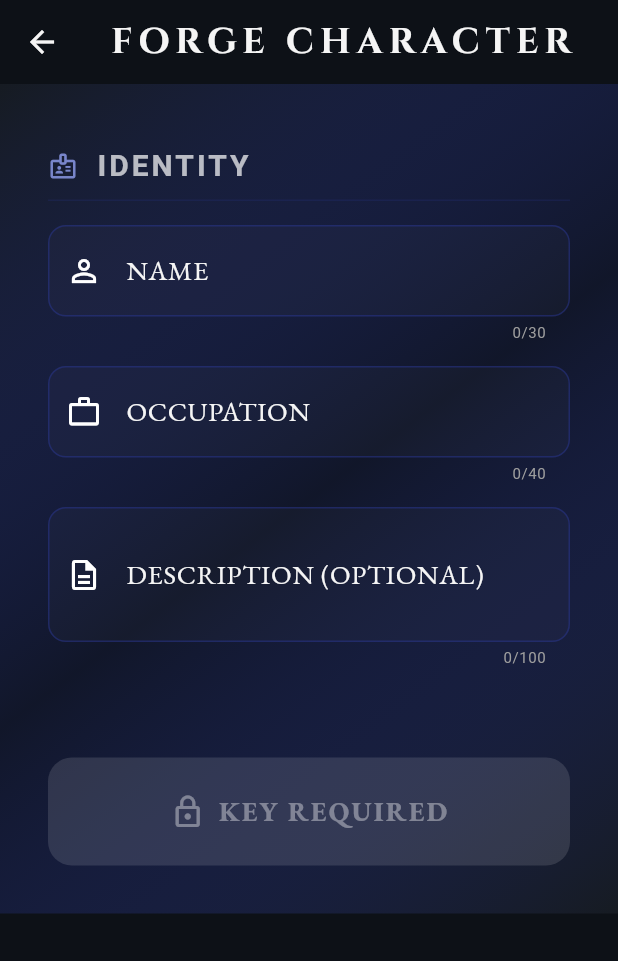
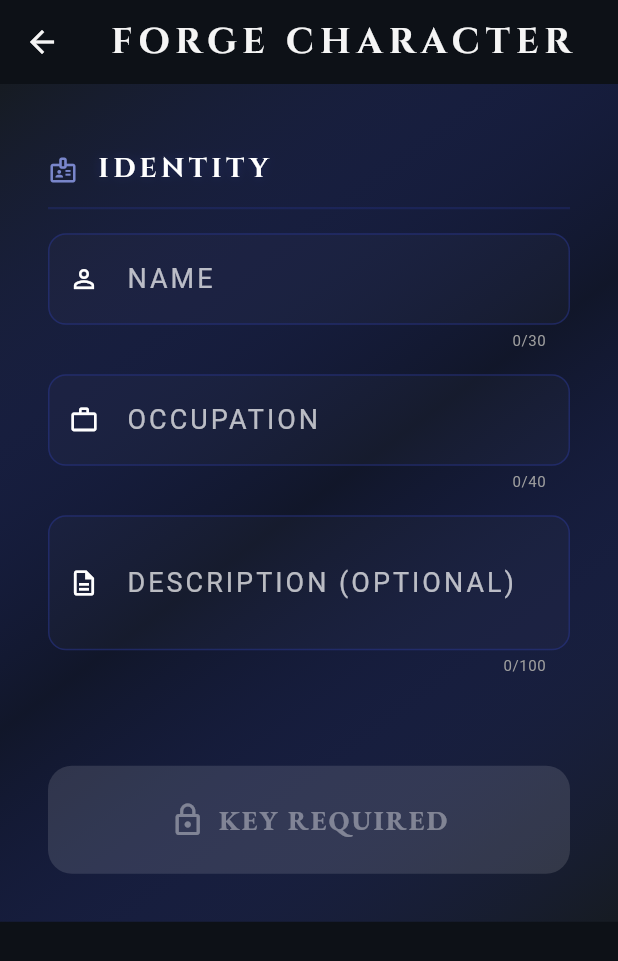
Before and after one commit to RobLobsta/Grim_Fable, a Flutter app: the CharacterCreationScreen screen opened by its route, on a phone screen of 412 x 824 dp. Shown: the top 961 px of the screen. Run offline on Flutter 3.47's test engine with Material 3 defaults, Android fonts, the phone set to English and light mode, and no system bars; our stand-ins replace auto_size_text, dio, flutter_markdown, flutter_riverpod, font_awesome_flutter, go_router and 3 more; accounts and stored records are empty; Roboto replaces fonts that are missing (Grenze).

```diff
--- a/grim_fable/lib/features/character/character_creation_screen.dart
+++ b/grim_fable/lib/features/character/character_creation_screen.dart
@@ -326,12 +326,14 @@ class _CharacterCreationScreenState extends ConsumerState<CharacterCreationScree
                   },
                   decoration: InputDecoration(
                     labelText: 'NAME',
+                    labelStyle: GoogleFonts.grenze(letterSpacing: 2, color: Colors.white70),
                     errorText: _nameError,
-                    prefixIcon: const Icon(Icons.person_outline),
+                    prefixIcon: const Icon(Icons.person_outline, size: 20),
                     counterStyle: const TextStyle(color: Colors.grey, fontSize: 10),
                     fillColor: _backstoryAccepted ? Colors.white.withValues(alpha: 0.05) : Colors.white.withValues(alpha: 0.02),
                     filled: true,
-                    border: OutlineInputBorder(borderRadius: BorderRadius.circular(16)),
+                    border: OutlineInputBorder(borderRadius: BorderRadius.circular(16), borderSide: BorderSide(color: Theme.of(context).colorScheme.primary.withValues(alpha: 0.3))),
+                    focusedBorder: OutlineInputBorder(borderRadius: BorderRadius.circular(16), borderSide: BorderSide(color: Theme.of(context).colorScheme.tertiary, width: 2)),
                   ),
                   style: GoogleFonts.grenze(fontSize: 18, letterSpacing: 1.2),
                   validator: (value) {
@@ -354,12 +356,14 @@ class _CharacterCreationScreenState extends ConsumerState<CharacterCreationScree
                   },
                   decoration: InputDecoration(
                     labelText: 'OCCUPATION',
+                    labelStyle: GoogleFonts.grenze(letterSpacing: 2, color: Colors.white70),
                     errorText: _occupationError,
-                    prefixIcon: const Icon(Icons.work_outline),
+                    prefixIcon: const Icon(Icons.work_outline, size: 20),
                     counterStyle: const TextStyle(color: Colors.grey, fontSize: 10),
                     fillColor: _backstoryAccepted ? Colors.white.withValues(alpha: 0.05) : Colors.white.withValues(alpha: 0.02),
                     filled: true,
-                    border: OutlineInputBorder(borderRadius: BorderRadius.circular(16)),
+                    border: OutlineInputBorder(borderRadius: BorderRadius.circular(16), borderSide: BorderSide(color: Theme.of(context).colorScheme.primary.withValues(alpha: 0.3))),
+                    focusedBorder: OutlineInputBorder(borderRadius: BorderRadius.circular(16), borderSide: BorderSide(color: Theme.of(context).colorScheme.tertiary, width: 2)),
                   ),
                   style: GoogleFonts.grenze(fontSize: 18, letterSpacing: 1.2),
                   validator: (value) {
@@ -378,12 +382,14 @@ class _CharacterCreationScreenState extends ConsumerState<CharacterCreationScree
                   readOnly: _backstoryAccepted,
                   decoration: InputDecoration(
                     labelText: 'DESCRIPTION (OPTIONAL)',
-                    prefixIcon: const Icon(Icons.description_outlined),
+                    labelStyle: GoogleFonts.grenze(letterSpacing: 2, color: Colors.white70),
+                    prefixIcon: const Icon(Icons.description_outlined, size: 20),
                     counterStyle: const TextStyle(color: Colors.grey, fontSize: 10),
                     hintText: 'e.g., A weary traveler from the north...',
                     fillColor: _backstoryAccepted ? Colors.white.withValues(alpha: 0.05) : Colors.white.withValues(alpha: 0.02),
                     filled: true,
-                    border: OutlineInputBorder(borderRadius: BorderRadius.circular(16)),
+                    border: OutlineInputBorder(borderRadius: BorderRadius.circular(16), borderSide: BorderSide(color: Theme.of(context).colorScheme.primary.withValues(alpha: 0.3))),
+                    focusedBorder: OutlineInputBorder(borderRadius: BorderRadius.circular(16), borderSide: BorderSide(color: Theme.of(context).colorScheme.tertiary, width: 2)),
                   ),
                   style: GoogleFonts.grenze(fontSize: 18, letterSpacing: 1.2),
                 ),
--- a/grim_fable/lib/shared/widgets/section_header.dart
+++ b/grim_fable/lib/shared/widgets/section_header.dart
@@ -16,12 +16,12 @@ class SectionHeader extends StatelessWidget {
   @override
   Widget build(BuildContext context) {
     return Container(
-      padding: const EdgeInsets.symmetric(vertical: 8),
+      padding: const EdgeInsets.symmetric(vertical: 12),
       decoration: BoxDecoration(
         border: Border(
           bottom: BorderSide(
-            color: Theme.of(context).colorScheme.primary.withValues(alpha: 0.2),
-            width: 1,
+            color: Theme.of(context).colorScheme.primary.withValues(alpha: 0.3),
+            width: 1.5,
           ),
         ),
       ),
@@ -32,11 +32,14 @@ class SectionHeader extends StatelessWidget {
           Expanded(
             child: Text(
               title,
-              style: GoogleFonts.grenze(
-                fontSize: 20,
+              style: GoogleFonts.cinzel(
+                fontSize: 18,
                 fontWeight: FontWeight.bold,
-                letterSpacing: 2,
-                color: Colors.white70,
+                letterSpacing: 3,
+                color: Colors.white,
+                shadows: [
+                  Shadow(color: Theme.of(context).colorScheme.primary.withValues(alpha: 0.4), blurRadius: 8),
+                ],
               ),
               overflow: TextOverflow.ellipsis,
             ),
```
Also changed, not shown: grim_fable/lib/features/adventure/adventure_selection_screen.dart (+43 -17 lines), grim_fable/lib/features/home/home_screen.dart (+31 -20 lines), grim_fable/lib/features/saga/saga_adventure_screen.dart (+5 -2 lines).
